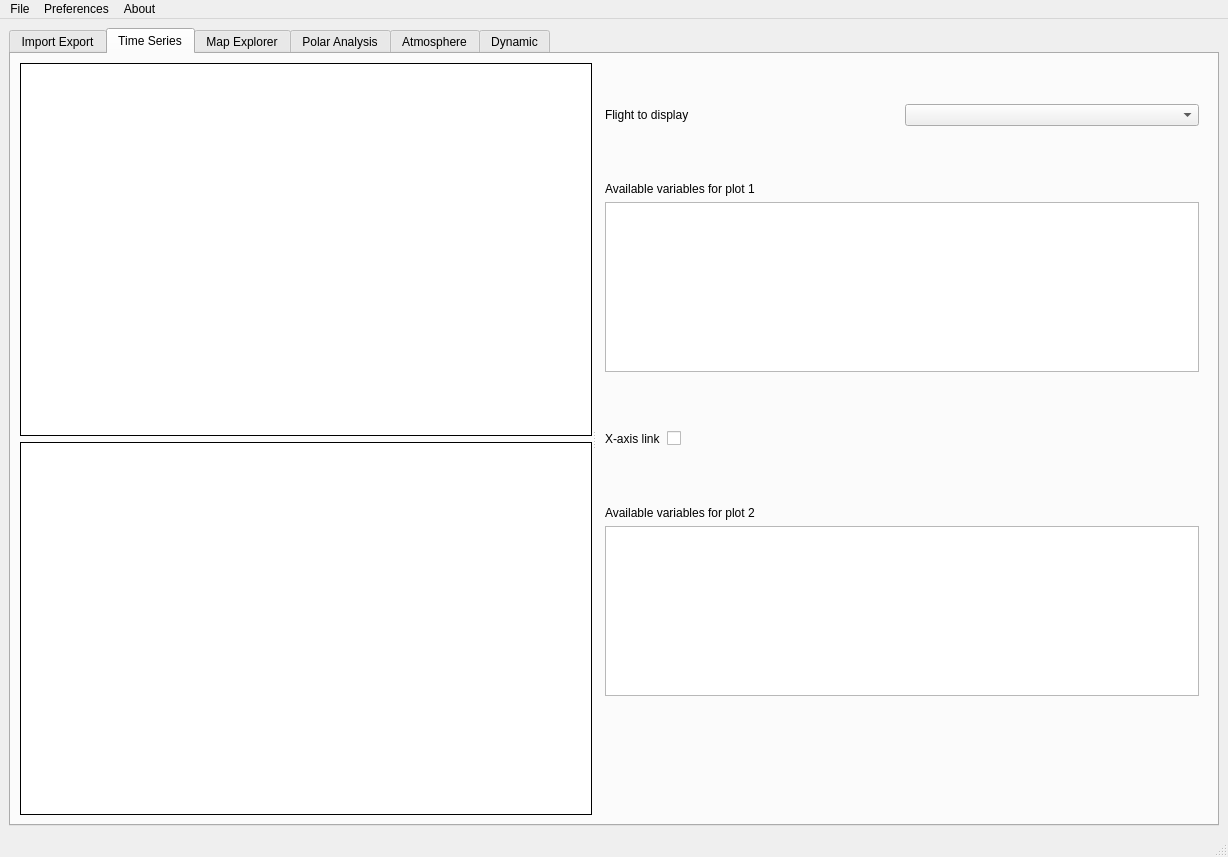
TheGoodWeather/Vector-Vario-Analyzer, file src/gui/mainwindow.ui: the form before one commit.
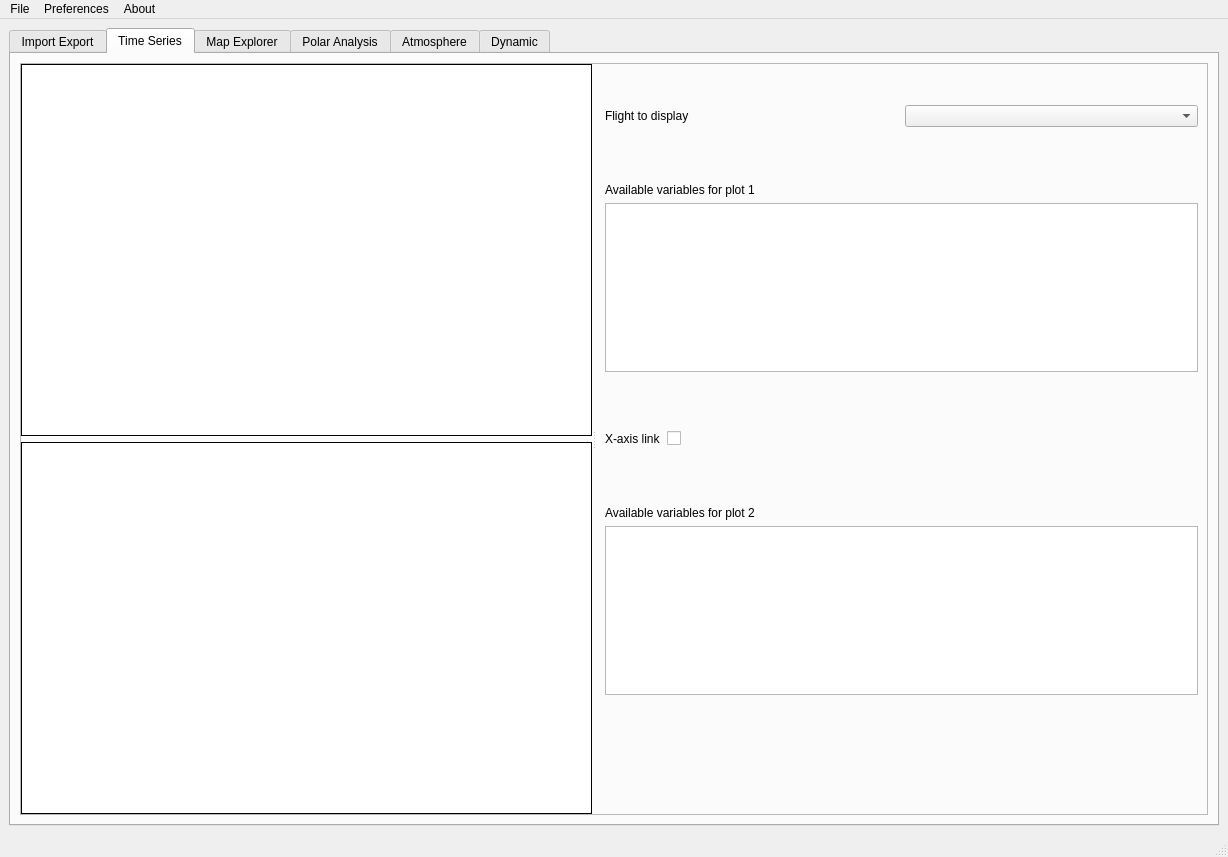
The form after the commit. The open tabs and pages were chosen to show the change. Custom widgets are drawn as their Qt base class.

What changed in the file:
```diff
--- a/src/gui/mainwindow.ui
+++ b/src/gui/mainwindow.ui
@@ -197,6 +197,9 @@
        <layout class="QHBoxLayout" name="horizontalLayout_3">
         <item>
          <widget class="QSplitter" name="splitter">
+          <property name="frameShape">
+           <enum>QFrame::StyledPanel</enum>
+          </property>
           <property name="orientation">
            <enum>Qt::Horizontal</enum>
           </property>
```
Left out of the diff: 2 changed lines with no effect on the pictures.
